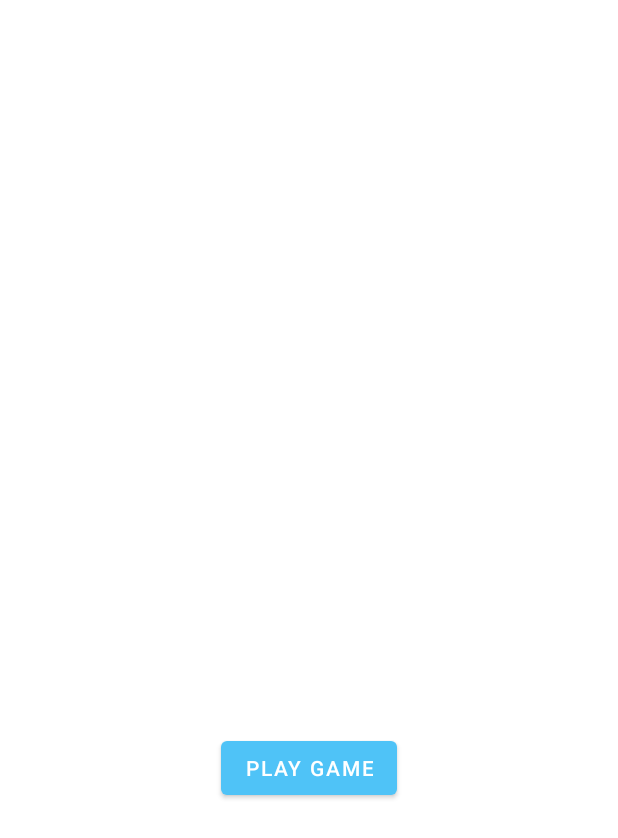
After one commit to AndrewLockVI/TheOfficeQuiz, an Android app: the layout activity_landing_page.xml on its own in the app's theme, with its tools: preview values and no code run, on a phone screen of 412 x 824 dp. The commit adds this screen. Shown: the top 838 px of the screen. Run offline under Robolectric (Android 15) with nearby library versions, the phone set to English and light mode, and no system bars.

Commit message:
Added new Activity to be landing page.

```diff
--- a/app/build.gradle
+++ b/app/build.gradle
@@ -29,6 +29,9 @@
     kotlinOptions {
         jvmTarget = '1.8'
     }
+    buildFeatures {
+        viewBinding true
+    }
 }
 
 dependencies {
@@ -37,6 +40,8 @@
     implementation 'androidx.appcompat:appcompat:1.4.1'
     implementation 'com.google.android.material:material:1.5.0'
     implementation 'androidx.constraintlayout:constraintlayout:2.1.3'
+    implementation 'androidx.navigation:navigation-fragment-ktx:2.3.5'
+    implementation 'androidx.navigation:navigation-ui-ktx:2.3.5'
     testImplementation 'junit:junit:4.13.2'
     androidTestImplementation 'androidx.test.ext:junit:1.1.3'
     androidTestImplementation 'androidx.test.espresso:espresso-core:3.4.0'
--- /dev/null
+++ b/app/src/main/res/layout/activity_landing_page.xml
@@ -0,0 +1,32 @@
+<?xml version="1.0" encoding="utf-8"?>
+<androidx.constraintlayout.widget.ConstraintLayout xmlns:android="http://schemas.android.com/apk/res/android"
+    xmlns:app="http://schemas.android.com/apk/res-auto"
+    xmlns:tools="http://schemas.android.com/tools"
+    android:layout_width="match_parent"
+    android:layout_height="match_parent"
+    tools:context=".LandingPage">
+
+<LinearLayout
+    android:layout_width="match_parent"
+    android:layout_height="match_parent"
+    android:gravity="center"
+    >
+
+    <Button
+        android:layout_width="wrap_content"
+        android:layout_height="wrap_content"
+        android:text="Play Game"
+        android:gravity="center"
+        android:translationY="100dp"
+        android:id="@+id/playButton"
+        >
+    </Button>
+
+
+</LinearLayout>
+
+
+
+
+
+</androidx.constraintlayout.widget.ConstraintLayout>
--- /dev/null
+++ b/app/src/main/res/values-land/dimens.xml
@@ -0,0 +1,3 @@
+<resources>
+    <dimen name="fab_margin">48dp</dimen>
+</resources>
--- /dev/null
+++ b/app/src/main/res/values-w1240dp/dimens.xml
@@ -0,0 +1,3 @@
+<resources>
+    <dimen name="fab_margin">200dp</dimen>
+</resources>
--- /dev/null
+++ b/app/src/main/res/values-w600dp/dimens.xml
@@ -0,0 +1,3 @@
+<resources>
+    <dimen name="fab_margin">48dp</dimen>
+</resources>
--- /dev/null
+++ b/app/src/main/res/values/dimens.xml
@@ -0,0 +1,3 @@
+<resources>
+    <dimen name="fab_margin">16dp</dimen>
+</resources>
```
Also changed, not shown: app/src/main/AndroidManifest.xml (+9 -4 lines), app/src/main/java/com/nebuladev/quizgame/LandingPage.kt (added, +31 -0 lines), app/src/main/res/navigation/nav_graph.xml (added, +28 -0 lines), app/src/main/res/values/strings.xml (+9 -0 lines), app/src/main/res/values/themes.xml (+9 -0 lines).
